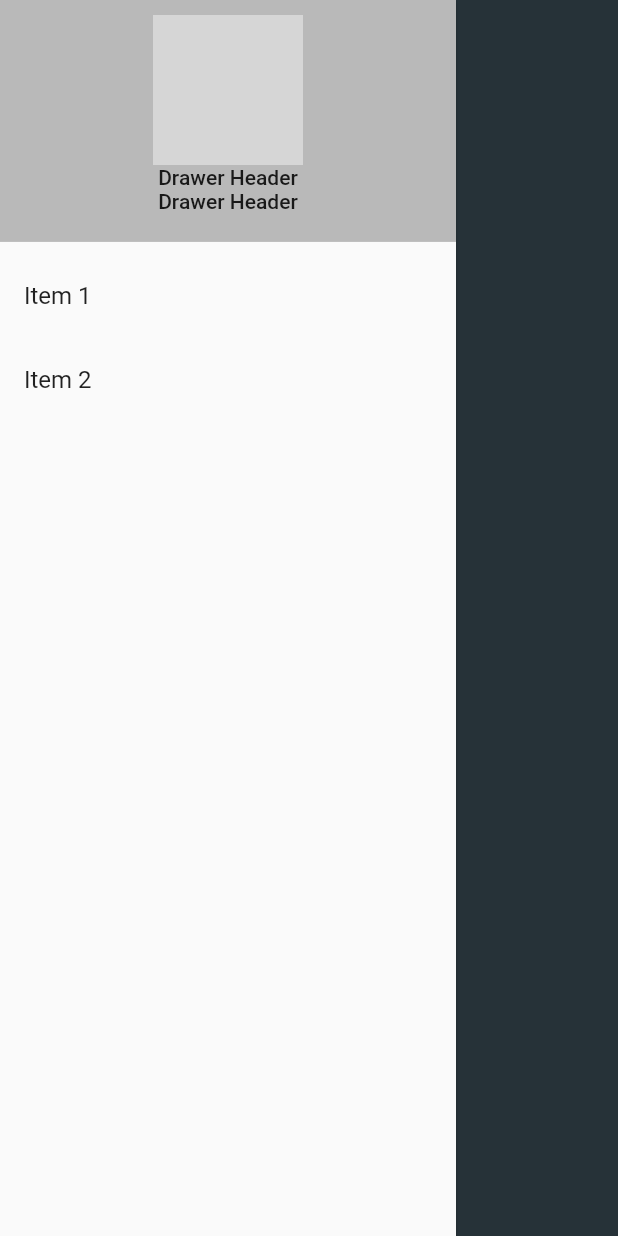
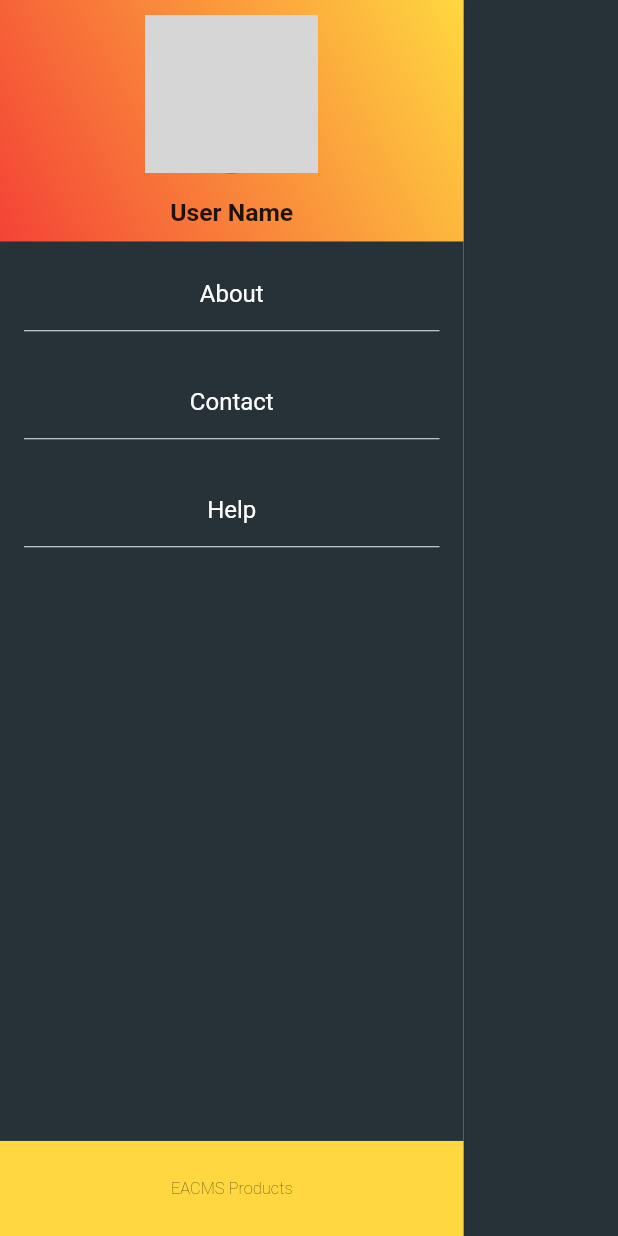
Before and after one commit to mahela98/Flutter-Movie-App, a Flutter app: the NavigationDrawer widget shown alone on an empty page, opened directly, on a phone screen of 412 x 824 dp. Run offline on Flutter 3.47's test engine with Material 2 defaults, Android fonts, the light colour scheme and no system bars; our stand-ins replace sizer, youtube_player_flutter; missing offline and left inert: dart:ffi; network calls fail; grey boxes are pictures that could not be loaded.

Commit message:
side drawer modified

```diff
--- a/lib/components/navigation_drawer.dart
+++ b/lib/components/navigation_drawer.dart
@@ -1,3 +1,5 @@
+import 'dart:ffi';
+import 'package:sizer/sizer.dart';
 import 'package:flutter/material.dart';
 
 class NavigationDrawer extends StatelessWidget {
@@ -5,52 +7,127 @@ class NavigationDrawer extends StatelessWidget {
 
   @override
   Widget build(BuildContext context) {
-    return Drawer(
+    return Container(
+      width: 75.w,
+      child: Drawer(
         elevation: 1,
+        child: Container(
+          decoration: BoxDecoration(color: Colors.blueGrey[900]),
+          child: Column(
+            children: [
+              Expanded(
+                flex: 12,
                 child: ListView(
                   padding: EdgeInsets.zero,
                   children: [
                     DrawerHeader(
                       padding: EdgeInsets.all(10),
-            decoration: BoxDecoration(
-              color: Colors.black26,
+                      decoration: const BoxDecoration(
+                        gradient: LinearGradient(
+                          begin: Alignment.topRight,
+                          end: Alignment.bottomLeft,
+                          colors: [
+                            Colors.amberAccent,
+                            Colors.red,
+                          ],
+                        ),
+                        //color: Colors.amberAccent[700],
                       ),
                       child: Container(
                         child: Column(
                           children: [
                             Flexible(
-                    flex: 1,
                               child: CircleAvatar(
-                      radius: 50,
-                      backgroundColor: Colors.transparent,
+                                radius: 7.h,
+                                backgroundColor: Colors.black,
                                 backgroundImage: NetworkImage(
                                     'https://images.unsplash.com/photo-1453728013993-6d66e9c9123a?ixid=MnwxMjA3fDB8MHxzZWFyY2h8Mnx8dmlld3xlbnwwfHwwfHw%3D&ixlib=rb-1.2.1&w=1000&q=80'),
                               ),
                             ),
+                            SizedBox(
+                              height: 2.h,
+                            ),
                             Text(
-                    'Drawer Header',
-                    textAlign: TextAlign.left,
+                              'User Name',
+                              style: TextStyle(
+                                  fontSize: 12.sp, fontWeight: FontWeight.bold),
                             ),
-                  Text('Drawer Header'),
                           ],
                         ),
                       ),
                     ),
-          ListTile(
-            title: const Text('Item 1'),
+                    Container(
+                      child: ListTile(
+                        title: const Center(
+                            child: Text(
+                          'About',
+                          style: TextStyle(color: Colors.white),
+                        )),
+                        subtitle: Divider(
+                          color: Colors.grey[200],
+                          height: 1,
+                        ),
                         onTap: () {
                           // Update the state of the app.
                           Navigator.pop(context);
                         },
                       ),
-          ListTile(
-            title: const Text('Item 2'),
+                    ),
+                    Container(
+                      child: ListTile(
+                        title: const Center(
+                          child: Text(
+                            'Contact',
+                            style: TextStyle(color: Colors.white),
+                          ),
+                        ),
+                        subtitle: Divider(
+                          color: Colors.grey[200],
+                          height: 1,
+                        ),
                         onTap: () {
                           // Update the state of the app.
                           Navigator.pop(context);
                         },
                       ),
+                    ),
+                    Container(
+                      child: ListTile(
+                        title: const Center(
+                            child: Text(
+                          'Help',
+                          style: TextStyle(color: Colors.white),
+                        )),
+                        subtitle: Divider(
+                          color: Colors.grey[200],
+                          height: 1,
+                        ),
+                        onTap: () {
+                          // Update the state of the app.
+                          Navigator.pop(context);
+                        },
+                      ),
+                    ),
                   ],
+                ),
+              ),
+              Expanded(
+                flex: 1,
+                child: Container(
+                  width: 100.h,
+                  color: Colors.amberAccent,
+                  child: Center(
+                    child: Text(
+                      "EACMS Products",
+                      style: TextStyle(
+                          fontSize: 8.sp, fontWeight: FontWeight.w200),
+                    ),
+                  ),
+                ),
+              )
+            ],
+          ),
+        ),
       ),
     );
   }
```
Lines whose indentation alone changed are shown as unchanged.
